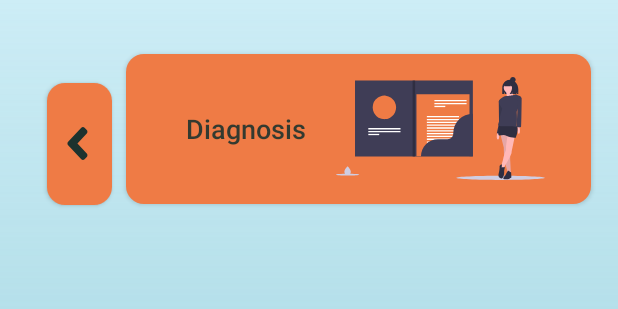
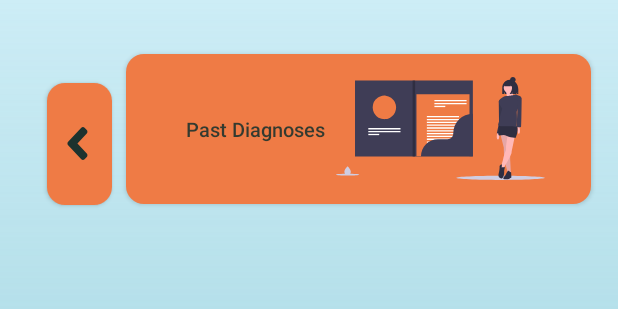
Before and after one commit to Devs-On-Call/okdoc-android, an Android app: the layout diagnoses_list_fragment.xml on its own in the app's theme, with its tools: preview values and no code run, on a phone screen of 412 x 824 dp. Shown: the top 309 px of the screen. Run offline under Robolectric (Android 15) with nearby library versions, the phone set to English and light mode, and no system bars.

Commit message:
fix diagnoses_list crash

```diff
--- a/app/src/main/java/com/devsoncall/okdoc/adapters/DiagnosesAdapter.kt
+++ b/app/src/main/java/com/devsoncall/okdoc/adapters/DiagnosesAdapter.kt
@@ -13,7 +13,7 @@ class DiagnosesAdapter(
 ) : RecyclerView.Adapter<DiagnosesAdapter.DiagnosesViewHolder>() {
 
     override fun onCreateViewHolder(parent: ViewGroup, viewType: Int): DiagnosesViewHolder {
-        val view = LayoutInflater.from(parent.context).inflate(R.layout.item_prescription, parent, false)
+        val view = LayoutInflater.from(parent.context).inflate(R.layout.item_diagnosis, parent, false)
 
         return DiagnosesViewHolder(view)
     }
--- a/app/src/main/res/layout/diagnoses_list_fragment.xml
+++ b/app/src/main/res/layout/diagnoses_list_fragment.xml
@@ -18,11 +18,11 @@
         android:paddingStart="40dp"
         android:paddingEnd="30dp"
         android:drawableEnd="@drawable/ic_past_diagnoses"
-        android:text="@string/diagnoses_text"
+        android:text="@string/past_diagnoses"
         android:textAlignment="viewStart"
         android:textAllCaps="false"
         android:textColor="@color/rich_black_80"
-        android:textSize="18sp"
+        android:textSize="13sp"
         app:layout_constraintEnd_toEndOf="parent"
         app:layout_constraintTop_toTopOf="parent" />
 
```
